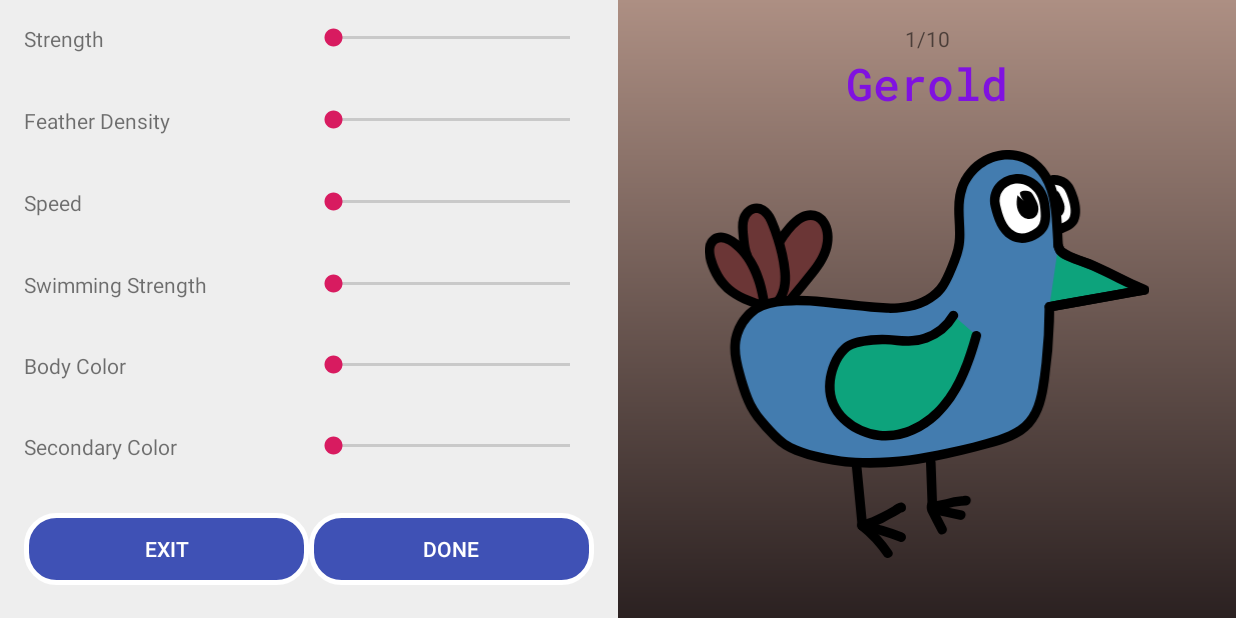
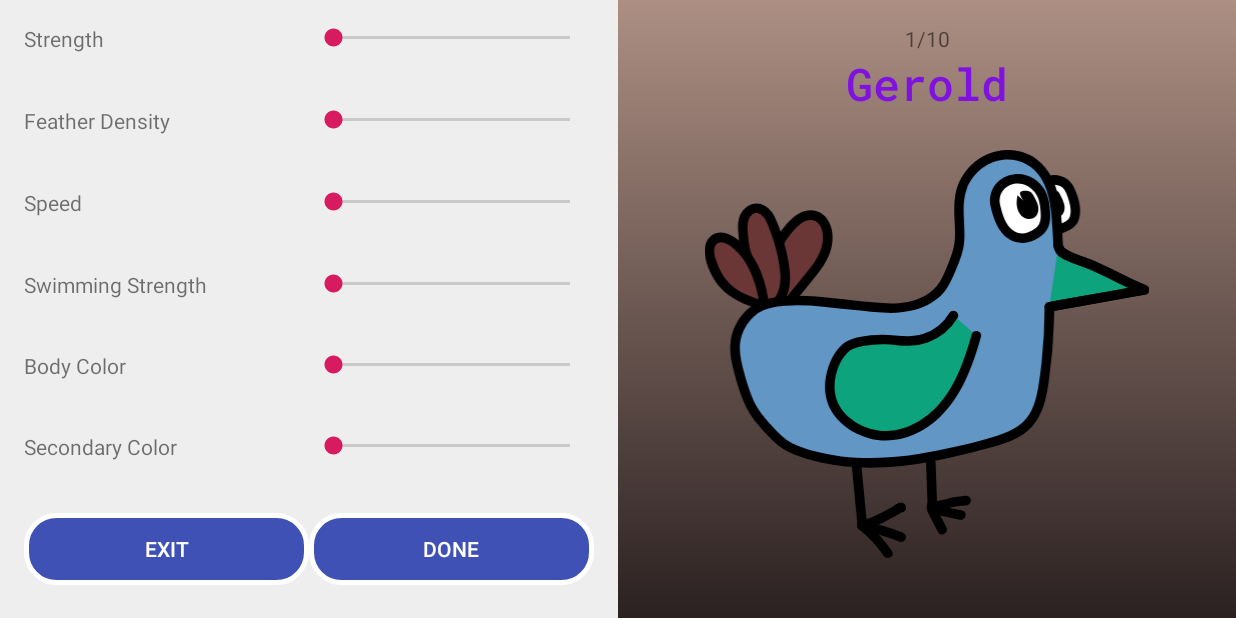
Before and after one commit to CTOverton/like-birbs, an Android app: the Start_2_customize_birb screen opened directly, with no data from a screen before it, on a phone screen of 824 x 412 dp (held sideways). Run offline under Robolectric (Android 15) with nearby library versions, the phone set to English and light mode, and no system bars; libraries missing offline, so code that uses them is left out: com.devs.vectorchildfinder.

Commit message:
Birb Color Slider Works

```diff
--- a/app/build.gradle
+++ b/app/build.gradle
@@ -32,6 +32,7 @@ dependencies {
     testImplementation 'junit:junit:4.12'
     androidTestImplementation 'androidx.test.ext:junit:1.1.0'
     androidTestImplementation 'androidx.test.espresso:espresso-core:3.1.1'
+    implementation 'com.github.devsideal:VectorChildFinder:1.0.0'
 
     implementation 'com.android.support:recyclerview-v7:29.0.0'
 
--- a/app/src/main/java/edu/psu/cto5068/like_birbs/Start_2_customize_birb.java
+++ b/app/src/main/java/edu/psu/cto5068/like_birbs/Start_2_customize_birb.java
@@ -5,15 +5,22 @@ import android.annotation.SuppressLint;
 import androidx.appcompat.app.ActionBar;
 import androidx.appcompat.app.AppCompatActivity;
 
+import android.content.Context;
 import android.content.Intent;
+import android.graphics.Color;
 import android.os.Bundle;
 import android.os.Handler;
 import android.util.Log;
 import android.view.MotionEvent;
 import android.view.View;
+import android.view.contentcapture.ContentCaptureCondition;
+import android.widget.ImageView;
 import android.widget.SeekBar;
 import android.widget.TextView;
 import android.widget.Toast;
+
+import com.devs.vectorchildfinder.VectorChildFinder;
+import com.devs.vectorchildfinder.VectorDrawableCompat;
 
 /**
  * An example full-screen activity that shows and hides the system UI (i.e.
@@ -47,6 +54,8 @@ public class Start_2_customize_birb extends AppCompatActivity {
     private String[] birbNames = new String[10];
     private int birbsMade = 0;
     // End TODO
+
+    private SeekBar colorSeekBar;
 
     private final Runnable mHidePart2Runnable = new Runnable() {
         @SuppressLint("InlinedApi")
@@ -105,9 +114,40 @@ public class Start_2_customize_birb extends AppCompatActivity {
 
         setContentView(R.layout.activity_start_2_customize_birb);
 
+        final Context mContext = this;
+
         mVisible = true;
         names = new BirbNameGenerator();
         enviormentChoice = getIntent().getIntExtra("env", 0);
+
+        colorSeekBar = findViewById(R.id.seekBar_body_color);
+        colorSeekBar.setOnSeekBarChangeListener(new SeekBar.OnSeekBarChangeListener() {
+            @Override
+            public void onProgressChanged(SeekBar seekBar, int progress, boolean fromUser) {
+                float[] hsv = new float[3];
+                hsv[0] = progress;
+                hsv[1] = 0.5f;
+                hsv[2] = 0.75f;
+
+                int outputColor = Color.HSVToColor(hsv);
+
+                ImageView img = findViewById(R.id.imageView_birb);
+                VectorChildFinder vector = new VectorChildFinder(mContext, R.drawable.birb_the_perfect_birb, img);
+
+                VectorDrawableCompat.VFullPath path1 = vector.findPathByName("bodyColor");
+                path1.setFillColor(outputColor);
+            }
+
+            @Override
+            public void onStartTrackingTouch(SeekBar seekBar) {
+
+            }
+
+            @Override
+            public void onStopTrackingTouch(SeekBar seekBar) {
+
+            }
+        });
     }
 
     @Override
--- a/app/src/main/res/drawable/birb_the_perfect_birb.xml
+++ b/app/src/main/res/drawable/birb_the_perfect_birb.xml
@@ -5,7 +5,8 @@
     android:viewportHeight="768.7">
   <path
       android:pathData="M108.2,293.35A74,74 0,0 0,88.92 305.02a91.24,91.24 0,0 0,-16.1 17.88A88.21,88.21 0,0 0,57.5 365.02c-1.74,20.64 3.82,41.13 9.44,61.07 6.39,22.67 13.08,45.64 25.57,65.61 8.56,13.69 19.62,25.62 30.61,37.44 8.4,9 16.9,18.16 27.13,25.06 8.78,5.92 18.64,10 28.6,13.66 56.56,20.46 118,24.76 178,19.68s118.71,-19.29 176.77,-35c28,-7.57 57.5,-16.44 76.86,-38 18.61,-20.76 24.58,-49.67 28.65,-77.25a972.54,972.54 0,0 0,10.4 -141.8l179.38,-32c-37.73,-14.93 -67.92,-33.61 -105.36,-49.18 -17.55,-7.3 -39.45,-11.49 -53.61,-24.9l-3.68,-8.18 -2.05,-34.18c-1.35,-22.5 -2.73,-45.2 -8.9,-66.88s-17.6,-42.54 -35.65,-56c-29.37,-21.94 -73.33,-19.59 -102.37,2.77a98.63,98.63 0,0 0,-31.41 42c-9.14,23.19 -6.64,48.36 -5.51,72.66 0.57,12.25 0.81,24.61 -1.07,36.77 -1.93,12.53 -6.35,24.73 -11,36.47 -2.41,6.07 -5,12.06 -7.66,18 -3.84,8.57 -7.78,17.17 -13.2,24.84 -15.36,21.73 -41.47,33.92 -67.75,38.15s-53.13,1.42 -79.6,-1.39l-71.52,-7.59c-10.43,-1.1 -20.86,-2.21 -31.32,-2.79 -10.24,-0.57 -20.52,-0.44 -30.77,-0.31a230.13,230.13 0,0 0,-28.5 1.87A117.47,117.47 0,0 0,108.2 293.35Z"
-      android:fillColor="#437caf"/>
+      android:fillColor="#6196C5"
+      android:name="bodyColor"/>
   <path
       android:pathData="M511.89,349.64c-12.24,43 -26.81,86.3 -53.29,122.34s-66.83,64.29 -111.5,66.38A117.43,117.43 0,0 1,261.36 506.09a90,90 0,0 1,-14.57 -17.83c-17,-27.86 -13.2,-64.74 2.29,-93.44 4,-7.34 8.57,-14.54 14.67,-20.31s14.17,-9.18 22.29,-11.38a179.69,179.69 0,0 1,26.83 -5.05,201.51 201.51,0 0,1 35.25,-0.78l0.63,0c13.25,0.89 26.47,3.11 39.74,2.62 32.59,-1.22 64,-20.08 80.36,-48.28"
       android:fillColor="#0da37c"/>
--- a/app/src/main/res/layout/activity_start_2_customize_birb.xml
+++ b/app/src/main/res/layout/activity_start_2_customize_birb.xml
@@ -129,7 +129,8 @@
                         android:id="@+id/seekBar_body_color"
                         android:layout_width="match_parent"
                         android:layout_height="wrap_content"
-                        android:layout_weight="1" />
+                        android:layout_weight="1"
+                        android:max="360"/>
                 </LinearLayout>
 
                 <LinearLayout
--- a/build.gradle
+++ b/build.gradle
@@ -19,7 +19,7 @@ allprojects {
     repositories {
         google()
         jcenter()
-
+        maven { url 'https://jitpack.io' }
     }
 }
 
```
